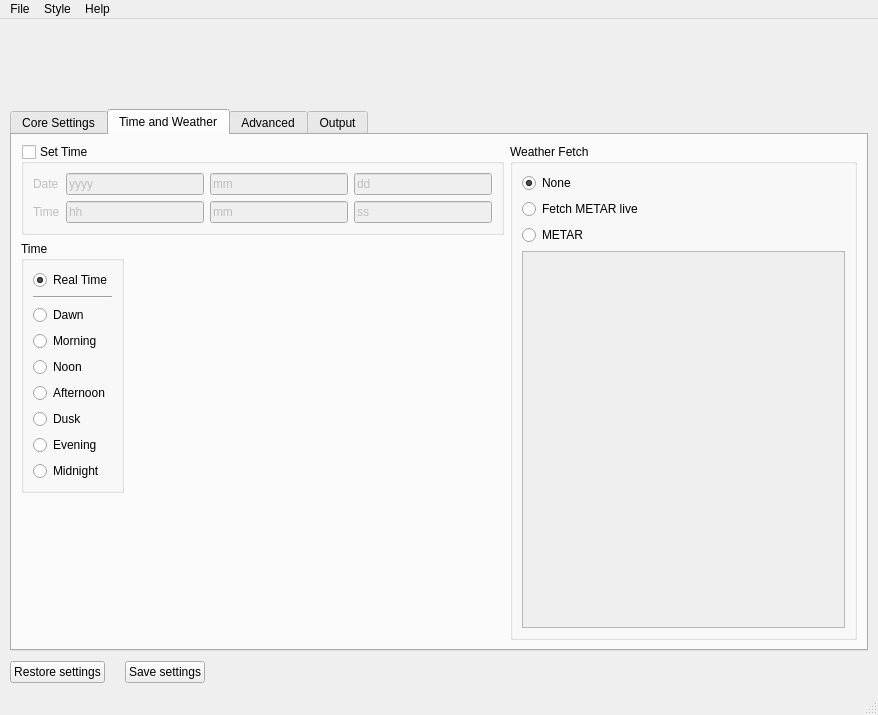
This is src/fgx.ui in fgx/fgx as Qt 5 draws it before an edit. The edited form follows.
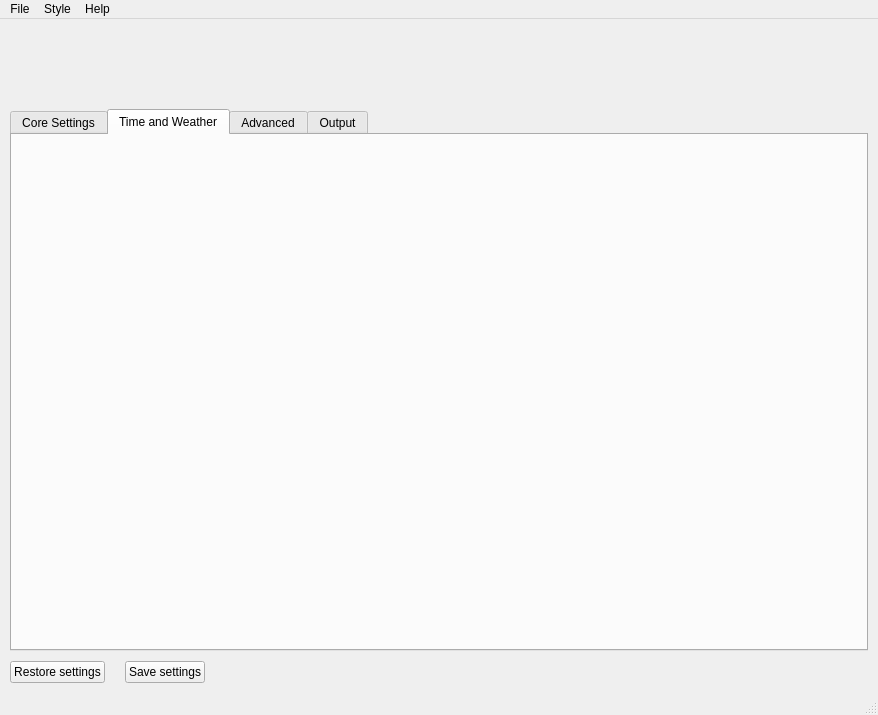
This is the edited form. Icons and pictures are not drawn.

The edit to the form file:
```diff
--- a/src/fgx.ui
+++ b/src/fgx.ui
@@ -442,271 +442,7 @@
          <attribute name="title">
           <string>Time and Weather</string>
          </attribute>
-         <layout class="QGridLayout" name="gridLayout_5">
-          <item row="0" column="0" colspan="3">
-           <widget class="QGroupBox" name="groupBoxSetTime">
-            <property name="title">
-             <string>Set Time</string>
-            </property>
-            <property name="checkable">
-             <bool>true</bool>
-            </property>
-            <property name="checked">
-             <bool>false</bool>
-            </property>
-            <layout class="QGridLayout" name="gridLayout">
-             <item row="0" column="0">
-              <widget class="QLabel" name="label_date">
-               <property name="text">
-                <string>Date</string>
-               </property>
-              </widget>
-             </item>
-             <item row="0" column="1">
-              <widget class="QLineEdit" name="year">
-               <property name="text">
-                <string>yyyy</string>
-               </property>
-               <property name="maxLength">
-                <number>4</number>
-               </property>
-              </widget>
-             </item>
-             <item row="0" column="2">
-              <widget class="QLineEdit" name="month">
-               <property name="text">
-                <string>mm</string>
-               </property>
-               <property name="maxLength">
-                <number>2</number>
-               </property>
-              </widget>
-             </item>
-             <item row="0" column="3">
-              <widget class="QLineEdit" name="day">
-               <property name="text">
-                <string>dd</string>
-               </property>
-               <property name="maxLength">
-                <number>2</number>
-               </property>
-              </widget>
-             </item>
-             <item row="1" column="0">
-              <widget class="QLabel" name="label_date_2">
-               <property name="text">
-                <string>Time</string>
-               </property>
-              </widget>
-             </item>
-             <item row="1" column="1">
-              <widget class="QLineEdit" name="hour">
-               <property name="text">
-                <string>hh</string>
-               </property>
-               <property name="maxLength">
-                <number>2</number>
-               </property>
-              </widget>
-             </item>
-             <item row="1" column="2">
-              <widget class="QLineEdit" name="minute">
-               <property name="text">
-                <string>mm</string>
-               </property>
-               <property name="maxLength">
-                <number>2</number>
-               </property>
-              </widget>
-             </item>
-             <item row="1" column="3">
-              <widget class="QLineEdit" name="second">
-               <property name="text">
-                <string>ss</string>
-               </property>
-               <property name="maxLength">
-                <number>2</number>
-               </property>
-              </widget>
-             </item>
-            </layout>
-           </widget>
-          </item>
-          <item row="0" column="3" rowspan="3">
-           <widget class="QGroupBox" name="groupBox">
-            <property name="title">
-             <string>Weather Fetch</string>
-            </property>
-            <layout class="QVBoxLayout" name="verticalLayout_3">
-             <item>
-              <widget class="QRadioButton" name="radioButtonWeatherNoness">
-               <property name="text">
-                <string>None</string>
-               </property>
-               <property name="checked">
-                <bool>true</bool>
-               </property>
-               <attribute name="buttonGroup">
-                <string>buttonGroupWeatherX</string>
-               </attribute>
-              </widget>
-             </item>
-             <item>
-              <widget class="QRadioButton" name="radioButtonWeatherLivess">
-               <property name="text">
-                <string>Fetch METAR live</string>
-               </property>
-               <attribute name="buttonGroup">
-                <string>buttonGroupWeatherX</string>
-               </attribute>
-              </widget>
-             </item>
-             <item>
-              <widget class="QRadioButton" name="radioButtonWeatherMetarss">
-               <property name="text">
-                <string>METAR</string>
-               </property>
-               <attribute name="buttonGroup">
-                <string>buttonGroupWeatherX</string>
-               </attribute>
-              </widget>
-             </item>
-             <item>
-              <widget class="QPlainTextEdit" name="metarTextss">
-               <property name="enabled">
-                <bool>false</bool>
-               </property>
-              </widget>
-             </item>
-            </layout>
-           </widget>
-          </item>
-          <item row="1" column="0">
-           <widget class="QGroupBox" name="groupBoxTime">
-            <property name="title">
-             <string>Time</string>
-            </property>
-            <layout class="QVBoxLayout" name="verticalLayout_2">
-             <item>
-              <widget class="QRadioButton" name="radioButtonTimeRealTime">
-               <property name="text">
-                <string>Real Time</string>
-               </property>
-               <property name="checked">
-                <bool>true</bool>
-               </property>
-               <attribute name="buttonGroup">
-                <string>buttonGroupTimeX</string>
-               </attribute>
-              </widget>
-             </item>
-             <item>
-              <widget class="Line" name="line">
-               <property name="orientation">
-                <enum>Qt::Horizontal</enum>
-               </property>
-              </widget>
-             </item>
-             <item>
-              <widget class="QRadioButton" name="radioButtonTimeDawn">
-               <property name="text">
-                <string>Dawn</string>
-               </property>
-               <attribute name="buttonGroup">
-                <string>buttonGroupTimeX</string>
-               </attribute>
-              </widget>
-             </item>
-             <item>
-              <widget class="QRadioButton" name="radioButtonTimeMorning">
-               <property name="text">
-                <string>Morning</string>
-               </property>
-               <attribute name="buttonGroup">
-                <string>buttonGroupTimeX</string>
-               </attribute>
-              </widget>
-             </item>
-             <item>
-              <widget class="QRadioButton" name="radioButtonTimeNoon">
-               <property name="text">
-                <string>Noon</string>
-               </property>
-               <attribute name="buttonGroup">
-                <string>buttonGroupTimeX</string>
-               </attribute>
-              </widget>
-             </item>
-             <item>
-              <widget class="QRadioButton" name="radioButtonTimeAfterNoon">
-               <property name="text">
-                <string>Afternoon</string>
-               </property>
-               <attribute name="buttonGroup">
-                <string>buttonGroupTimeX</string>
-               </attribute>
-              </widget>
-             </item>
-             <item>
-              <widget class="QRadioButton" name="radioButtonTimeDusk">
-               <property name="text">
-                <string>Dusk</string>
-               </property>
-               <attribute name="buttonGroup">
-                <string>buttonGroupTimeX</string>
-               </attribute>
-              </widget>
-             </item>
-             <item>
-              <widget class="QRadioButton" name="radioButtonTimeEvening">
-               <property name="text">
-                <string>Evening</string>
-               </property>
-               <attribute name="buttonGroup">
-                <string>buttonGroupTimeX</string>
-               </attribute>
-              </widget>
-             </item>
-             <item>
-              <widget class="QRadioButton" name="radioButtonTimeMidnight">
-               <property name="text">
-                <string>Midnight</string>
-               </property>
-               <attribute name="buttonGroup">
-                <string>buttonGroupTimeX</string>
-               </attribute>
-              </widget>
-             </item>
-            </layout>
-           </widget>
-          </item>
-          <item row="1" column="2">
-           <spacer name="horizontalSpacer">
-            <property name="orientation">
-             <enum>Qt::Horizontal</enum>
-            </property>
-            <property name="sizeHint" stdset="0">
-             <size>
-              <width>287</width>
-              <height>20</height>
-             </size>
-            </property>
-           </spacer>
-          </item>
-          <item row="2" column="1">
-           <spacer name="verticalSpacer_3">
-            <property name="orientation">
-             <enum>Qt::Vertical</enum>
-            </property>
-            <property name="sizeHint" stdset="0">
-             <size>
-              <width>20</width>
-              <height>53</height>
-             </size>
-            </property>
-           </spacer>
-          </item>
-         </layout>
+         <layout class="QGridLayout" name="gridLayout_5"/>
         </widget>
         <widget class="QWidget" name="tab_3">
          <attribute name="title">
```
